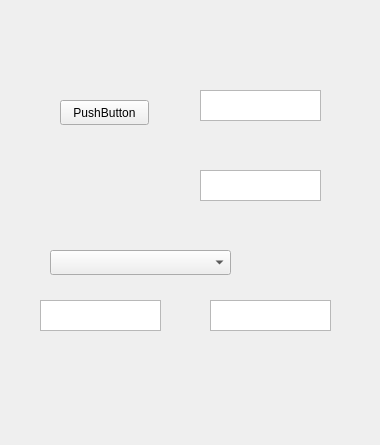
guille-mv/interface_sarus, file ui/rqt_sarus_test_plugin/rqt_sarus_test_plugin_widget.ui: the form before one commit.
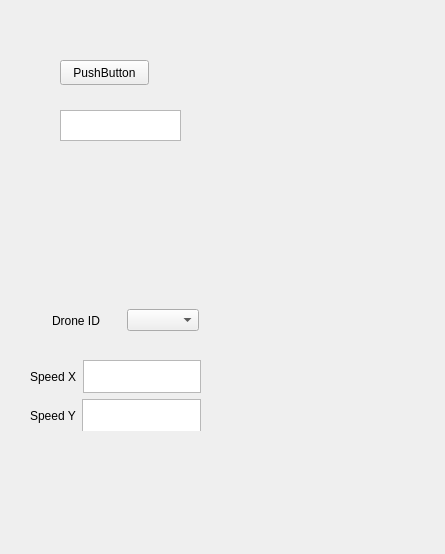
The form after the commit.

Commit message: interface template

```diff
--- a/ui/rqt_sarus_test_plugin/rqt_sarus_test_plugin_widget.ui
+++ b/ui/rqt_sarus_test_plugin/rqt_sarus_test_plugin_widget.ui
@@ -6,8 +6,8 @@
    <rect>
     <x>0</x>
     <y>0</y>
-    <width>380</width>
-    <height>445</height>
+    <width>445</width>
+    <height>554</height>
    </rect>
   </property>
   <property name="windowTitle">
@@ -17,7 +17,7 @@
    <property name="geometry">
     <rect>
      <x>60</x>
-     <y>100</y>
+     <y>60</y>
      <width>89</width>
      <height>25</height>
     </rect>
@@ -29,52 +29,204 @@
   <widget class="QTextBrowser" name="pubText">
    <property name="geometry">
     <rect>
-     <x>200</x>
-     <y>90</y>
+     <x>60</x>
+     <y>110</y>
      <width>121</width>
      <height>31</height>
     </rect>
    </property>
   </widget>
-  <widget class="QTextBrowser" name="subText">
+  <widget class="QWidget" name="">
    <property name="geometry">
     <rect>
-     <x>200</x>
-     <y>170</y>
-     <width>121</width>
-     <height>31</height>
+     <x>30</x>
+     <y>360</y>
+     <width>171</width>
+     <height>71</height>
     </rect>
    </property>
+   <layout class="QVBoxLayout" name="verticalLayout">
+    <item>
+     <layout class="QHBoxLayout" name="horizontalLayout">
+      <item>
+       <spacer name="horizontalSpacer">
+        <property name="orientation">
+         <enum>Qt::Horizontal</enum>
+        </property>
+        <property name="sizeHint" stdset="0">
+         <size>
+          <width>40</width>
+          <height>20</height>
+         </size>
+        </property>
+       </spacer>
+      </item>
+      <item>
+       <widget class="QLabel" name="label_2">
+        <property name="text">
+         <string>Speed X</string>
+        </property>
+       </widget>
+      </item>
+      <item>
+       <spacer name="horizontalSpacer_3">
+        <property name="orientation">
+         <enum>Qt::Horizontal</enum>
+        </property>
+        <property name="sizeHint" stdset="0">
+         <size>
+          <width>40</width>
+          <height>20</height>
+         </size>
+        </property>
+       </spacer>
+      </item>
+      <item>
+       <widget class="QTextBrowser" name="speedxText"/>
+      </item>
+      <item>
+       <spacer name="horizontalSpacer_5">
+        <property name="orientation">
+         <enum>Qt::Horizontal</enum>
+        </property>
+        <property name="sizeHint" stdset="0">
+         <size>
+          <width>40</width>
+          <height>20</height>
+         </size>
+        </property>
+       </spacer>
+      </item>
+     </layout>
+    </item>
+    <item>
+     <spacer name="verticalSpacer">
+      <property name="orientation">
+       <enum>Qt::Vertical</enum>
+      </property>
+      <property name="sizeHint" stdset="0">
+       <size>
+        <width>20</width>
+        <height>40</height>
+       </size>
+      </property>
+     </spacer>
+    </item>
+    <item>
+     <layout class="QHBoxLayout" name="horizontalLayout_2">
+      <item>
+       <spacer name="horizontalSpacer_2">
+        <property name="orientation">
+         <enum>Qt::Horizontal</enum>
+        </property>
+        <property name="sizeHint" stdset="0">
+         <size>
+          <width>40</width>
+          <height>20</height>
+         </size>
+        </property>
+       </spacer>
+      </item>
+      <item>
+       <widget class="QLabel" name="label_3">
+        <property name="text">
+         <string>Speed Y</string>
+        </property>
+       </widget>
+      </item>
+      <item>
+       <spacer name="horizontalSpacer_4">
+        <property name="orientation">
+         <enum>Qt::Horizontal</enum>
+        </property>
+        <property name="sizeHint" stdset="0">
+         <size>
+          <width>40</width>
+          <height>20</height>
+         </size>
+        </property>
+       </spacer>
+      </item>
+      <item>
+       <widget class="QTextBrowser" name="speedyText"/>
+      </item>
+      <item>
+       <spacer name="horizontalSpacer_6">
+        <property name="orientation">
+         <enum>Qt::Horizontal</enum>
+        </property>
+        <property name="sizeHint" stdset="0">
+         <size>
+          <width>40</width>
+          <height>20</height>
+         </size>
+        </property>
+       </spacer>
+      </item>
+     </layout>
+    </item>
+   </layout>
   </widget>
-  <widget class="QTextBrowser" name="speedxText">
+  <widget class="QWidget" name="">
    <property name="geometry">
     <rect>
-     <x>40</x>
+     <x>30</x>
      <y>300</y>
-     <width>121</width>
-     <height>31</height>
+     <width>191</width>
+     <height>41</height>
     </rect>
    </property>
-  </widget>
-  <widget class="QComboBox" name="comboBox">
-   <property name="geometry">
-    <rect>
-     <x>50</x>
-     <y>250</y>
-     <width>181</width>
-     <height>25</height>
-    </rect>
-   </property>
-  </widget>
-  <widget class="QTextBrowser" name="speedyText">
-   <property name="geometry">
-    <rect>
-     <x>210</x>
-     <y>300</y>
-     <width>121</width>
-     <height>31</height>
-    </rect>
-   </property>
+   <layout class="QHBoxLayout" name="horizontalLayout_3">
+    <item>
+     <spacer name="horizontalSpacer_8">
+      <property name="orientation">
+       <enum>Qt::Horizontal</enum>
+      </property>
+      <property name="sizeHint" stdset="0">
+       <size>
+        <width>40</width>
+        <height>20</height>
+       </size>
+      </property>
+     </spacer>
+    </item>
+    <item>
+     <widget class="QLabel" name="label">
+      <property name="text">
+       <string>Drone ID</string>
+      </property>
+     </widget>
+    </item>
+    <item>
+     <spacer name="horizontalSpacer_7">
+      <property name="orientation">
+       <enum>Qt::Horizontal</enum>
+      </property>
+      <property name="sizeHint" stdset="0">
+       <size>
+        <width>40</width>
+        <height>20</height>
+       </size>
+      </property>
+     </spacer>
+    </item>
+    <item>
+     <widget class="QComboBox" name="comboBox"/>
+    </item>
+    <item>
+     <spacer name="horizontalSpacer_9">
+      <property name="orientation">
+       <enum>Qt::Horizontal</enum>
+      </property>
+      <property name="sizeHint" stdset="0">
+       <size>
+        <width>40</width>
+        <height>20</height>
+       </size>
+      </property>
+     </spacer>
+    </item>
+   </layout>
   </widget>
  </widget>
  <resources/>
```
The commit also changes 3 other files.
